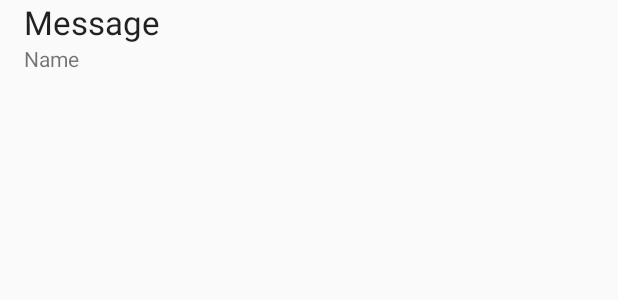
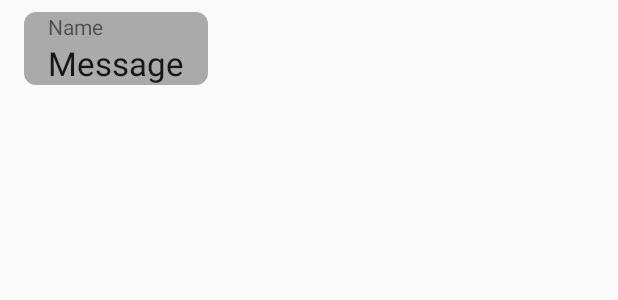
Before and after one commit to 3li-7assan-Dev1712/Farfish, an Android app: the layout message_view_holder.xml on its own in the app's theme, with its tools: preview values and no code run, on a phone screen of 412 x 824 dp. Shown: the top 300 px of the screen. Run offline under Robolectric (Android 15) with nearby library versions, the phone set to English and light mode, and no system bars.

Commit message:
polihsed the messages background.

```diff
--- /dev/null
+++ b/app/src/main/res/drawable/current_message_background.xml
@@ -0,0 +1,6 @@
+<?xml version="1.0" encoding="utf-8"?>
+<shape xmlns:android="http://schemas.android.com/apk/res/android">
+    <solid android:color="@android:color/holo_blue_bright"
+        />
+    <corners android:radius="8dp" />
+</shape>
--- /dev/null
+++ b/app/src/main/res/drawable/message_background.xml
@@ -0,0 +1,6 @@
+<?xml version="1.0" encoding="utf-8"?>
+<shape xmlns:android="http://schemas.android.com/apk/res/android">
+    <solid android:color="@android:color/darker_gray"
+        />
+    <corners android:radius="8dp" />
+</shape>
--- a/app/src/main/res/layout/message_view_holder.xml
+++ b/app/src/main/res/layout/message_view_holder.xml
@@ -1,10 +1,15 @@
 <?xml version="1.0" encoding="utf-8"?>
 <LinearLayout xmlns:android="http://schemas.android.com/apk/res/android"
     xmlns:tools="http://schemas.android.com/tools"
-    android:layout_width="match_parent"
+    android:layout_width="wrap_content"
     android:layout_height="wrap_content"
     android:layout_marginStart="@dimen/activity_horizontal_margin"
-    android:orientation="vertical">
+    android:orientation="vertical"
+    android:background="@drawable/message_background"
+    android:layout_marginTop="8dp"
+    android:layout_marginEnd="16dp"
+    android:paddingStart="16dp"
+    android:paddingEnd="16dp">
 
     <ImageView
         android:id="@+id/photoImageView"
@@ -14,19 +19,17 @@
         android:contentDescription="@string/message_image_des" />
 
     <TextView
+        android:id="@+id/nameTextView"
+        android:layout_width="wrap_content"
+        android:layout_height="wrap_content"
+        android:layout_weight="0"
+        android:textAppearance="?android:attr/textAppearanceSmall"
+        tools:text="Name" />
+    <TextView
         android:id="@+id/messageTextView"
         android:layout_width="wrap_content"
         android:layout_height="wrap_content"
         android:layout_weight="0"
         android:textAppearance="?android:attr/textAppearanceLarge"
         tools:text="Message" />
-
-    <TextView
-        android:id="@+id/nameTextView"
-        android:layout_width="wrap_content"
-        android:layout_height="wrap_content"
-        android:layout_weight="0"
-        android:textAppearance="?android:attr/textAppearanceSmall"
-        tools:text="Name" />
-
 </LinearLayout>
```
Also changed, not shown: app/src/main/java/com/example/friendlychat/MainActivity.java (+7 -2 lines), app/src/main/java/com/example/friendlychat/MessagesAdapter.java (+13 -1 lines), app/src/main/java/com/example/friendlychat/MessagesPreference.java (added, +23 -0 lines).
